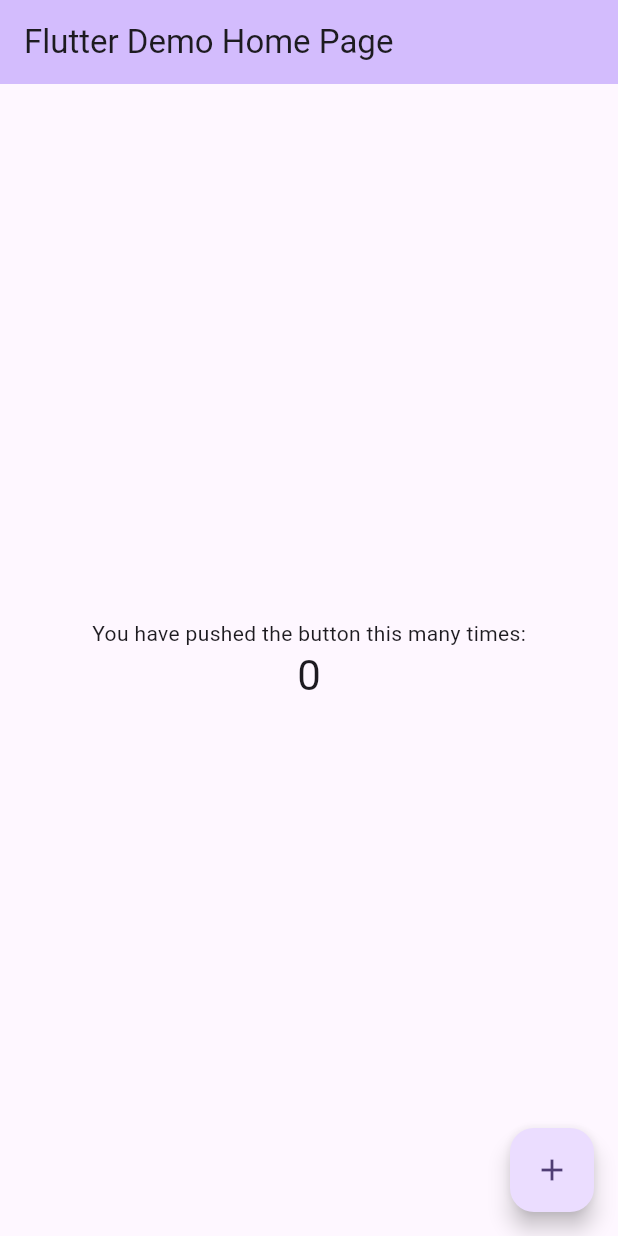
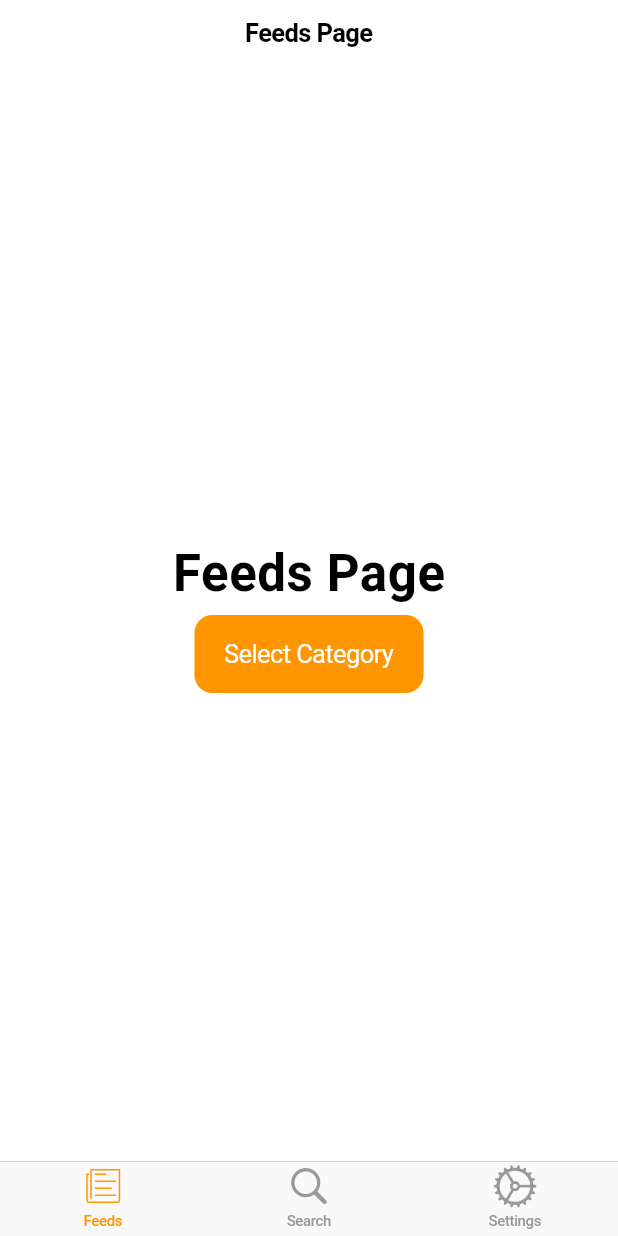
Before and after one commit to ZenMachi/Flutter-Fundamental-Arc, a Flutter app: the screen it shows after launch, on a phone screen of 412 x 824 dp. Run offline on Flutter 3.47's test engine with Material 3 defaults, Android fonts, the phone set to English and light mode, and no system bars; our stand-ins replace webview_flutter; missing offline and left inert: dart:ffi.

Commit message:
Done Cupertino App

```diff
--- /dev/null
+++ b/cupertino_app/lib/feeds_page.dart
@@ -0,0 +1,96 @@
+import 'package:flutter/cupertino.dart';
+
+class FeedsPage extends StatelessWidget {
+  const FeedsPage({super.key});
+
+  @override
+  Widget build(BuildContext context) {
+    return CupertinoPageScaffold(
+        navigationBar: const CupertinoNavigationBar(
+          middle: Text('Feeds Page'),
+        ),
+        child: Center(
+          child: Column(
+            mainAxisAlignment: MainAxisAlignment.center,
+            children: [
+              Text(
+                'Feeds Page',
+                style:
+                    CupertinoTheme.of(context).textTheme.navLargeTitleTextStyle,
+              ),
+              const SizedBox(
+                height: 8,
+              ),
+              CupertinoButton.filled(
+                  child: const Text('Select Category'),
+                  onPressed: () {
+                    showCupertinoModalPopup(
+                        context: context,
+                        builder: (context) {
+                          return CupertinoActionSheet(
+                            title: const Text('Select Categories'),
+                            actions: [
+                              CupertinoActionSheetAction(
+                                  onPressed: () {
+                                    Navigator.push(
+                                        context,
+                                        CupertinoPageRoute(
+                                            builder: (context) => const CategoryPage(
+                                                selectedCategory:
+                                                    'Technology')));
+                                  },
+                                  child: const Text('Technology')),
+                              CupertinoActionSheetAction(
+                                  onPressed: () {
+                                    Navigator.push(
+                                        context,
+                                        CupertinoPageRoute(
+                                            builder: (context) => const CategoryPage(
+                                                selectedCategory: 'Business')));
+                                  },
+                                  child: const Text('Business')),
+                              CupertinoActionSheetAction(
+                                  onPressed: () {
+                                    Navigator.push(
+                                        context,
+                                        CupertinoPageRoute(
+                                            builder: (context) => const CategoryPage(
+                                                selectedCategory: 'Sport')));
+                                  },
+                                  child: const Text('Sport')),
+                            ],
+                            cancelButton: CupertinoActionSheetAction(
+                              child: const Text('Close'),
+                              onPressed: () => Navigator.pop(context),
+                            ),
+                          );
+                        });
+                  })
+            ],
+          ),
+        ));
+  }
+}
+
+class CategoryPage extends StatelessWidget {
+  final String selectedCategory;
+
+  const CategoryPage({super.key, required this.selectedCategory});
+
+  @override
+  Widget build(BuildContext context) {
+    return CupertinoPageScaffold(
+        navigationBar: CupertinoNavigationBar(
+          middle: Text(
+            '$selectedCategory Page',
+          ),
+        ),
+        child: Center(
+          child: Text(
+            '$selectedCategory Page',
+            style: CupertinoTheme.of(context).textTheme.navLargeTitleTextStyle,
+          ),
+        )
+    );
+  }
+}
--- a/cupertino_app/lib/main.dart
+++ b/cupertino_app/lib/main.dart
@@ -1,4 +1,8 @@
-import 'package:flutter/material.dart';
+import 'package:cupertino_app/search_page.dart';
+import 'package:cupertino_app/setting_page.dart';
+import 'package:flutter/cupertino.dart';
+
+import 'feeds_page.dart';
 
 void main() {
   runApp(const MyApp());
@@ -10,116 +14,44 @@
   // This widget is the root of your application.
   @override
   Widget build(BuildContext context) {
-    return MaterialApp(
+    return const CupertinoApp(
       title: 'Flutter Demo',
-      theme: ThemeData(
-        // This is the theme of your application.
-        //
-        // TRY THIS: Try running your application with "flutter run". You'll see
-        // the application has a purple toolbar. Then, without quitting the app,
-        // try changing the seedColor in the colorScheme below to Colors.green
-        // and then invoke "hot reload" (save your changes or press the "hot
-        // reload" button in a Flutter-supported IDE, or press "r" if you used
-        // the command line to start the app).
-        //
-        // Notice that the counter didn't reset back to zero; the application
-        // state is not lost during the reload. To reset the state, use hot
-        // restart instead.
-        //
-        // This works for code too, not just values: Most code changes can be
-        // tested with just a hot reload.
-        colorScheme: ColorScheme.fromSeed(seedColor: Colors.deepPurple),
-        useMaterial3: true,
-      ),
-      home: const MyHomePage(title: 'Flutter Demo Home Page'),
+      theme: CupertinoThemeData(primaryColor: CupertinoColors.systemOrange),
+      home: HomePage(),
     );
   }
 }
 
-class MyHomePage extends StatefulWidget {
-  const MyHomePage({super.key, required this.title});
-
-  // This widget is the home page of your application. It is stateful, meaning
-  // that it has a State object (defined below) that contains fields that affect
-  // how it looks.
-
-  // This class is the configuration for the state. It holds the values (in this
-  // case the title) provided by the parent (in this case the App widget) and
-  // used by the build method of the State. Fields in a Widget subclass are
-  // always marked "final".
-
-  final String title;
-
-  @override
-  State<MyHomePage> createState() => _MyHomePageState();
-}
-
-class _MyHomePageState extends State<MyHomePage> {
-  int _counter = 0;
-
-  void _incrementCounter() {
-    setState(() {
-      // This call to setState tells the Flutter framework that something has
-      // changed in this State, which causes it to rerun the build method below
-      // so that the display can reflect the updated values. If we changed
-      // _counter without calling setState(), then the build method would not be
-      // called again, and so nothing would appear to happen.
-      _counter++;
-    });
-  }
+class HomePage extends StatelessWidget {
+  const HomePage({super.key});
 
   @override
   Widget build(BuildContext context) {
-    // This method is rerun every time setState is called, for instance as done
-    // by the _incrementCounter method above.
-    //
-    // The Flutter framework has been optimized to make rerunning build methods
-    // fast, so that you can just rebuild anything that needs updating rather
-    // than having to individually change instances of widgets.
-    return Scaffold(
-      appBar: AppBar(
-        // TRY THIS: Try changing the color here to a specific color (to
-        // Colors.amber, perhaps?) and trigger a hot reload to see the AppBar
-        // change color while the other colors stay the same.
-        backgroundColor: Theme.of(context).colorScheme.inversePrimary,
-        // Here we take the value from the MyHomePage object that was created by
-        // the App.build method, and use it to set our appbar title.
-        title: Text(widget.title),
+    return CupertinoTabScaffold(
+      tabBar: CupertinoTabBar(
+        items: const [
+          BottomNavigationBarItem(
+              icon: Icon(CupertinoIcons.news), label: 'Feeds'),
+          BottomNavigationBarItem(
+              icon: Icon(CupertinoIcons.search), label: 'Search'),
+          BottomNavigationBarItem(
+              icon: Icon(CupertinoIcons.settings), label: 'Settings'),
+        ],
       ),
-      body: Center(
-        // Center is a layout widget. It takes a single child and positions it
-        // in the middle of the parent.
-        child: Column(
-          // Column is also a layout widget. It takes a list of children and
-          // arranges them vertically. By default, it sizes itself to fit its
-          // children horizontally, and tries to be as tall as its parent.
-          //
-          // Column has various properties to control how it sizes itself and
-          // how it positions its children. Here we use mainAxisAlignment to
-          // center the children vertically; the main axis here is the vertical
-          // axis because Columns are vertical (the cross axis would be
-          // horizontal).
-          //
-          // TRY THIS: Invoke "debug painting" (choose the "Toggle Debug Paint"
-          // action in the IDE, or press "p" in the console), to see the
-          // wireframe for each widget.
-          mainAxisAlignment: MainAxisAlignment.center,
-          children: <Widget>[
-            const Text(
-              'You have pushed the button this many times:',
-            ),
-            Text(
-              '$_counter',
-              style: Theme.of(context).textTheme.headlineMedium,
-            ),
-          ],
-        ),
-      ),
-      floatingActionButton: FloatingActionButton(
-        onPressed: _incrementCounter,
-        tooltip: 'Increment',
-        child: const Icon(Icons.add),
-      ), // This trailing comma makes auto-formatting nicer for build methods.
+      tabBuilder: (context, index) {
+        switch (index) {
+          case 0:
+            return const FeedsPage();
+          case 1:
+            return const SearchPage();
+          case 2:
+            return const SettingPage();
+          default:
+            return const Center(
+              child: Text('Page Not Found!!'),
+            );
+        }
+      },
     );
   }
 }
```
Also changed, not shown: cupertino_app/lib/search_page.dart (added, +19 -0 lines), cupertino_app/lib/setting_page.dart (added, +39 -0 lines).
